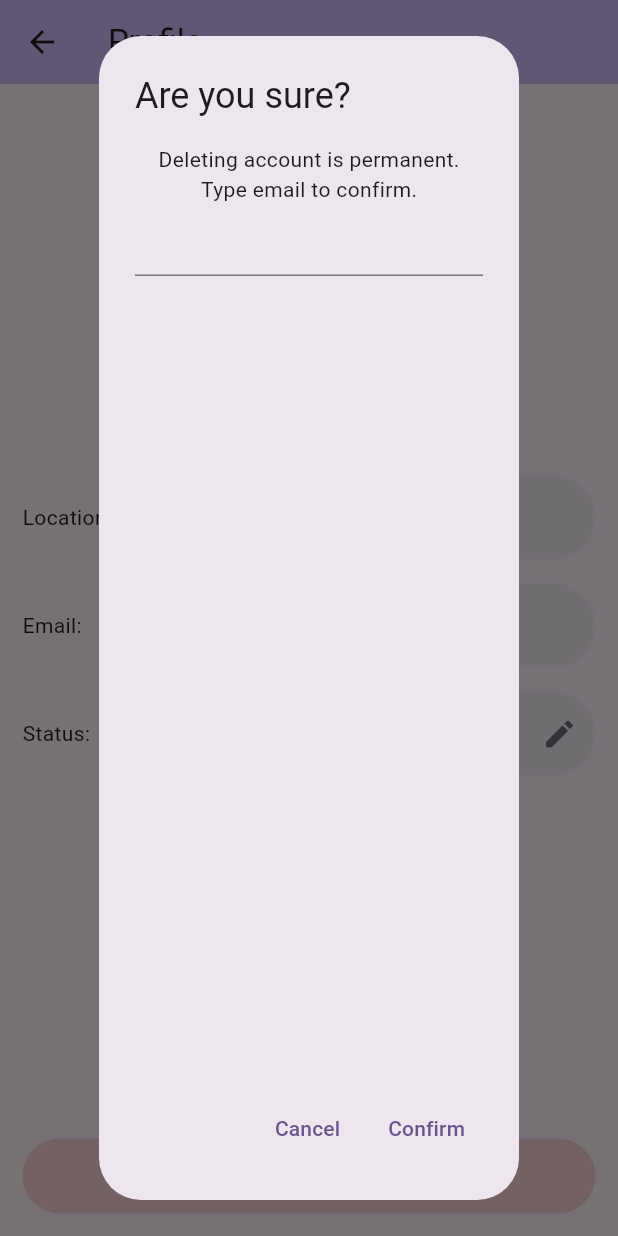
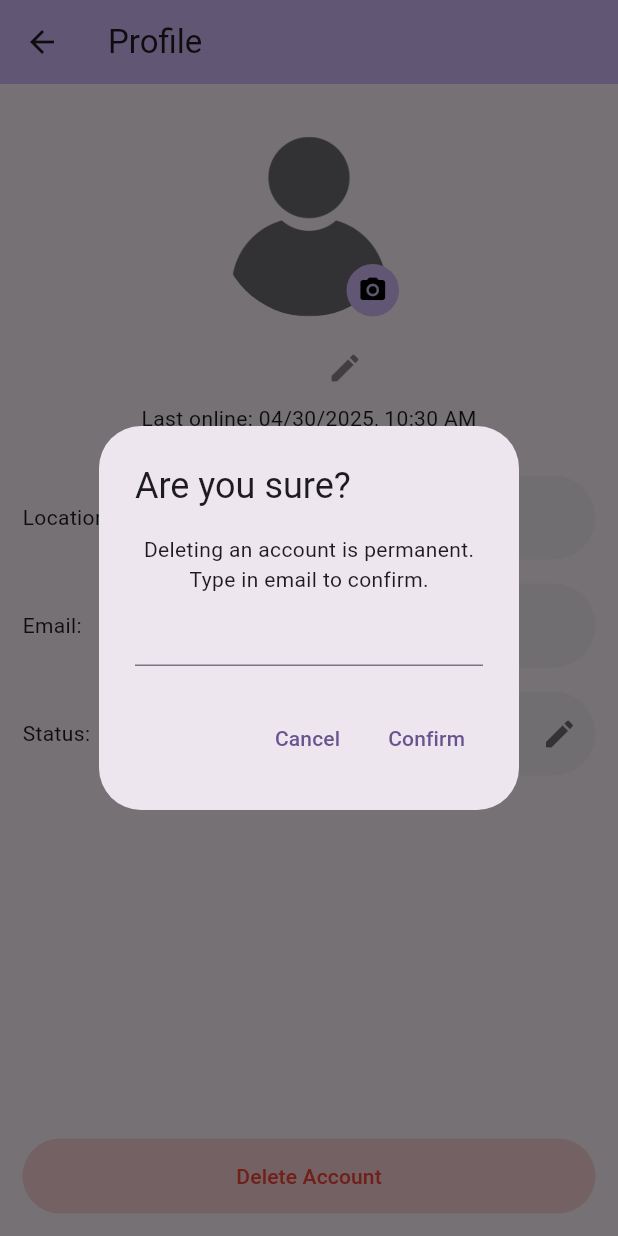
Before and after one commit to jacklc3/boing, a Flutter app: the ProfilePage screen opened directly, after a tap on "Delete Account", on a phone screen of 412 x 824 dp. Run offline on Flutter 3.47's test engine with Material 3 defaults, Android fonts, the phone set to English and light mode, and no system bars; our stand-ins replace auth_buttons, cloud_firestore, firebase_auth, firebase_core, geocoding, google_sign_in and 2 more; missing offline and left inert: qr_code_scanner; accounts and stored records are empty; network calls fail; project files that could hold a hidden picture were left out.

Commit message:
Fixes to make things smoother

```diff
--- a/lib/authentication_layout.dart
+++ b/lib/authentication_layout.dart
@@ -88,7 +88,7 @@ class AuthenticationLayout extends StatelessWidget {
             Text(
               validationMessage!,
               style: bodyStyle.copyWith(color: Colors.red,),
-              textAlign: TextAlign.start
+              textAlign: TextAlign.center
             ),
           if (validationMessage != null) verticalSpaceRegular,
           GestureDetector(
--- a/lib/profile_page.dart
+++ b/lib/profile_page.dart
@@ -20,6 +20,7 @@ class ProfilePageState extends State<ProfilePage> {
   Widget build(BuildContext context) {
     var currentUser = FirebaseAuth.instance.currentUser!;
     return Scaffold(
+      resizeToAvoidBottomInset : false,
       appBar: AppBar(
         backgroundColor: Theme.of(context).colorScheme.inversePrimary,
         title: const Text("Profile"),
@@ -133,8 +134,9 @@ class ProfilePageState extends State<ProfilePage> {
                       ),
                     ),
                   ),
-                Expanded(child: Container()),
-                SizedBox(
+                Expanded(
+                  child: Container(alignment: Alignment.bottomCenter,
+                    child: SizedBox(
                       width: MediaQuery.of(context).size.width,
                       height: 50,
                       child: ElevatedButton(
@@ -146,6 +148,8 @@ class ProfilePageState extends State<ProfilePage> {
                         child: const Text(
                           "Delete Account",
                           style: TextStyle(color: Colors.red)
+                        ),
+                      ),
                     ),
                   ),
                 ),
@@ -164,9 +168,10 @@ class ProfilePageState extends State<ProfilePage> {
       builder: (context) => AlertDialog(
         title: const Text('Are you sure?'),
         content: Column(
+          mainAxisSize: MainAxisSize.min,
           children: [
-            const Text('Deleting account is permanent.'),
-            const Text('Type email to confirm.'),
+            const Text('Deleting an account is permanent.'),
+            const Text('Type in email to confirm.'),
             TextField(controller: controller),
           ],
         ),
@@ -176,7 +181,7 @@ class ProfilePageState extends State<ProfilePage> {
             child: const Text('Cancel'),
           ),
           TextButton(
-            onPressed: () async {
+            onPressed: () {
               if (controller.text != currentUser.email) {
                 return;
               }
@@ -184,6 +189,9 @@ class ProfilePageState extends State<ProfilePage> {
               FirebaseFirestore.instance.collection("network").doc(currentUser.uid).delete();
               currentUser.delete();
               FirebaseAuth.instance.signOut();
+              ScaffoldMessenger.of(context).showSnackBar(const SnackBar(
+                content: Text("Account deleted"),
+              ));
               Navigator.of(context).popUntil((route) => route.isFirst);
             },
             child: const Text('Confirm'),
```
Also changed, not shown: lib/login_page.dart (+14 -9 lines), lib/network_display.dart (+12 -3 lines), lib/signup_page.dart (+23 -6 lines). Lines whose indentation alone changed are shown as unchanged.
